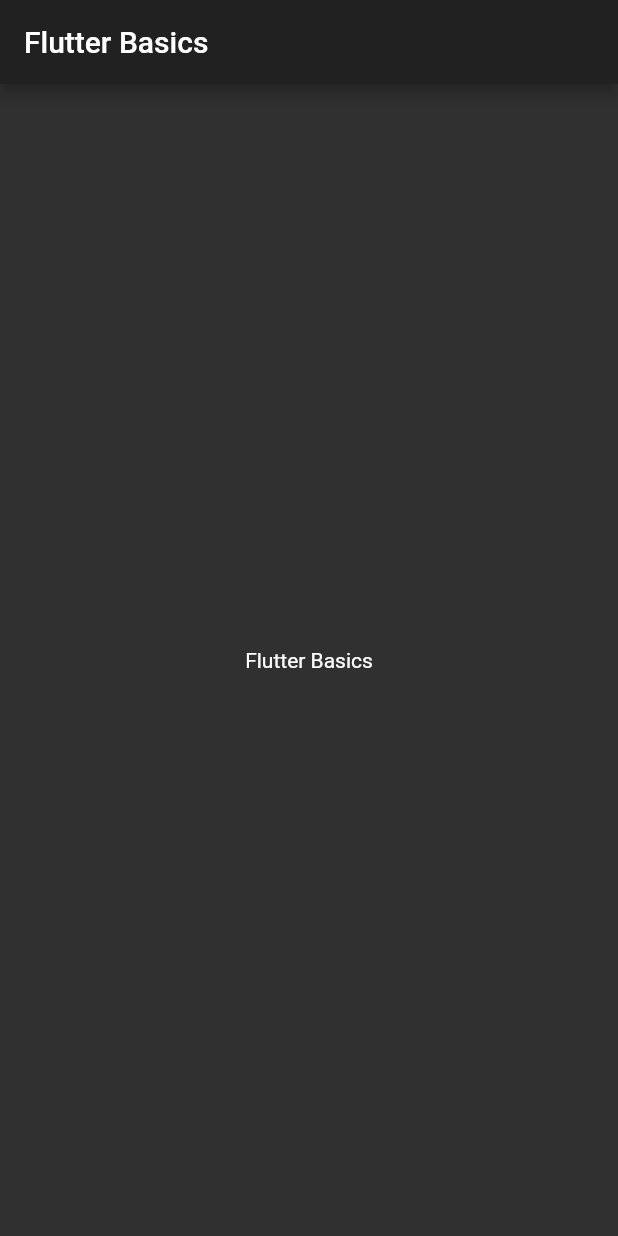
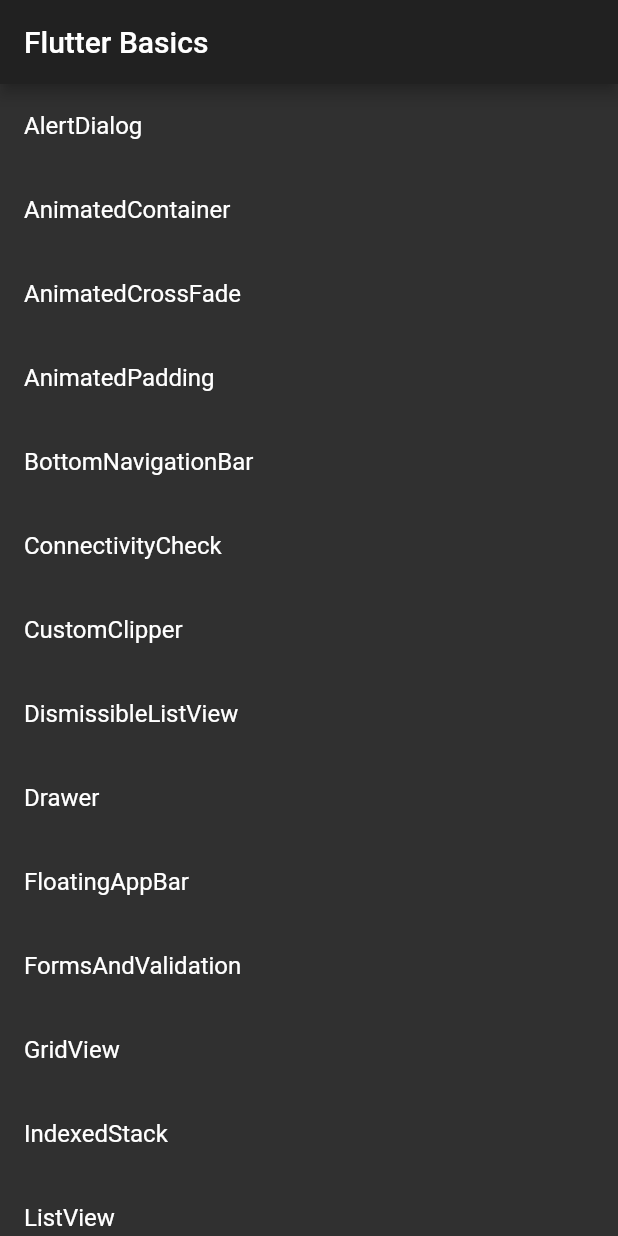
Before and after one commit to ufrshubham/Flutter-Basics, a Flutter app: the screen it shows after launch, on a phone screen of 412 x 824 dp. Run offline on Flutter 3.47's test engine with Material 2 defaults, Android fonts, the phone set to English and light mode, and no system bars; our stand-ins replace cloud_firestore, connectivity_plus, shared_preferences, shimmer, smooth_star_rating; missing offline and left inert: cloud_firestore_web, connectivity_plus_web, firebase_core_web, multi_value_listenable_builder, shared_preferences_web; accounts and stored records are empty.

Commit message:
Basic runnable proto

```diff
--- /dev/null
+++ b/lib/demo_selector.dart
@@ -0,0 +1,139 @@
+import 'package:flutter/material.dart';
+import 'package:flutter_basics/demos/alert_dialog/alert_dialog_demo.dart';
+import 'package:flutter_basics/demos/animated_container/animated_container_demo.dart';
+import 'package:flutter_basics/demos/animated_cross_fade/animated_cross_fade_demo.dart';
+import 'package:flutter_basics/demos/animated_padding/animated_padding_demo.dart';
+import 'package:flutter_basics/demos/bottom_navigation_bar/bottom_navigation_bar_demo.dart';
+import 'package:flutter_basics/demos/connectivity_check/connectivity_check_demo.dart';
+import 'package:flutter_basics/demos/custom_clipper/custom_clipper_demo.dart';
+import 'package:flutter_basics/demos/dismissible_with_list_view/dismissible_with_list_view.dart';
+import 'package:flutter_basics/demos/drawer/drawer_demo.dart';
+import 'package:flutter_basics/demos/floating_app_bar/floating_app_bar_demo.dart';
+
+import 'demos/forms_and_validation/main.dart';
+import 'demos/grid_view/grid_view_demo.dart';
+import 'demos/indexed_stack/indexed_stack_demo.dart';
+import 'demos/list_view/list_view_demo.dart';
+import 'demos/list_wheel_scroll_view/list_wheel_scroll_view_demo.dart';
+import 'demos/multi_value_listenable_builder/multi_value_listenable_builder_demo.dart';
+import 'demos/notification_listener/notification_listener_demo.dart';
+import 'demos/page_view/lib/page_view_demo.dart';
+import 'demos/radio/radio_demo.dart';
+import 'demos/refresh_indicator/refresh_indicator_demo.dart';
+import 'demos/search_delegate/search_delegate_demo.dart';
+import 'demos/shared_preference/shared_preferences_demo.dart';
+import 'demos/shimmer/shimmer_demo.dart';
+import 'demos/slider/slider_demo.dart';
+import 'demos/smooth_star_rating/smooth_star_rating_demo.dart';
+import 'demos/snackbar/snackbar_demo.dart';
+import 'demos/splash_screen/splash_screen_demo.dart';
+import 'demos/stream_builder_cloud_firestore/stream_builder_cloud_firestore_demo.dart';
+import 'demos/tab_bar/tab_bar_demo.dart';
+import 'demos/typing_text_animation/typing_text_animation_demo.dart';
+import 'demos/value_listenable_builder/value_listenable_builder_demo.dart';
+
+class DemoSelectionPage extends StatefulWidget {
+  DemoSelectionPage({Key? key, required this.title}) : super(key: key);
+
+  final String title;
+
+  @override
+  _DemoSelectionPageState createState() => _DemoSelectionPageState();
+}
+
+class _DemoSelectionPageState extends State<DemoSelectionPage> {
+  static final _demoBuilderMap = {
+    Demos.AlertDialog: () => AlertDialogDemo(),
+    Demos.AnimatedContainer: () => AnimatedContainerDemo(),
+    Demos.AnimatedCrossFade: () => AnimatedCrossFadeDemo(),
+    Demos.AnimatedPadding: () => AnimatedPaddingDemo(),
+    Demos.BottomNavigationBar: () => BottomNavigationBarDemo(),
+    Demos.ConnectivityCheck: () => ConnectivityCheckDemo(),
+    Demos.CustomClipper: () => CustomClipperDemo(),
+    Demos.DismissibleListView: () => DismissibleListViewDemo(),
+    Demos.Drawer: () => DrawerDemo(),
+    Demos.FloatingAppBar: () => FloatingAppBarDemo(),
+    Demos.FormsAndValidation: () => FormsAndValidationDemo(),
+    Demos.GridView: () => GridViewDemo(),
+    Demos.IndexedStack: () => IndexedStackDemo(),
+    Demos.ListView: () => ListViewDemo(),
+    Demos.ListWheelScrollView: () => ListWheelScrollViewDemo(),
+    Demos.MultiValueListenableBuilder: () => MultiValueListenableBuilderDemo(),
+    Demos.NotificationListener: () => NotificationListenerDemo(),
+    Demos.PageView: () => PageViewDemo(),
+    Demos.Radio: () => RadioDemo(),
+    Demos.RefreshIndicator: () => RefreshIndicatorDemo(),
+    Demos.SearchDelegate: () => SearchDelegateDemo(),
+    Demos.SharedPreference: () => SharedPreferenceDemo(),
+    Demos.Shimmer: () => ShimmerDemo(),
+    Demos.Slider: () => SliderDemo(),
+    Demos.SmoothStarRating: () => SmoothStarRatingDemo(),
+    Demos.SnackBar: () => SnackBarDemo(),
+    Demos.SplashScreen: () => SplashScreenDemo(),
+    Demos.StreamBuilderCloudFirestore: () => StreamBuilderCloudFirestoreDemo(),
+    Demos.TabBar: () => TabBarDemo(),
+    Demos.TypingTextAnimation: () => TypingTextAnimationDemo(),
+    Demos.ValueListenableBuilder: () => ValueListenableBuilderDemo(),
+  };
+
+  @override
+  Widget build(BuildContext context) {
+    return Scaffold(
+      appBar: AppBar(
+        title: Text(widget.title),
+      ),
+      body: ListView.builder(
+        itemCount: Demos.values.length,
+        itemBuilder: (context, index) {
+          return ListTile(
+            title: Text(
+              '${Demos.values.elementAt(index).toString().split('.')[1]}',
+            ),
+            onTap: () {
+              Navigator.of(context).push(
+                MaterialPageRoute(
+                  builder: (context) =>
+                      _demoBuilderMap[Demos.values.elementAt(index)]!.call(),
+                ),
+              );
+            },
+          );
+        },
+      ),
+    );
+  }
+}
+
+enum Demos {
+  AlertDialog,
+  AnimatedContainer,
+  AnimatedCrossFade,
+  AnimatedPadding,
+  BottomNavigationBar,
+  ConnectivityCheck,
+  CustomClipper,
+  DismissibleListView,
+  Drawer,
+  FloatingAppBar,
+  FormsAndValidation,
+  GridView,
+  IndexedStack,
+  ListView,
+  ListWheelScrollView,
+  MultiValueListenableBuilder,
+  NotificationListener,
+  PageView,
+  Radio,
+  RefreshIndicator,
+  SearchDelegate,
+  SharedPreference,
+  Shimmer,
+  Slider,
+  SmoothStarRating,
+  SnackBar,
+  SplashScreen,
+  StreamBuilderCloudFirestore,
+  TabBar,
+  TypingTextAnimation,
+  ValueListenableBuilder,
+}
--- a/lib/demos/list_wheel_scroll_view/list_wheel_scroll_view_demo.dart
+++ b/lib/demos/list_wheel_scroll_view/list_wheel_scroll_view_demo.dart
@@ -1,6 +1,6 @@
 import 'package:flutter/material.dart';
 
-class MyHomePage extends StatelessWidget {
+class ListWheelScrollViewDemo extends StatelessWidget {
   final String title = 'List Wheel Scroll';
 
   @override
--- a/lib/demos/shared_preference/shared_preferences_demo.dart
+++ b/lib/demos/shared_preference/shared_preferences_demo.dart
@@ -1,14 +1,14 @@
 import 'package:flutter/material.dart';
 import 'package:shared_preferences/shared_preferences.dart';
 
-class SharedPreferencesDemo extends StatefulWidget {
+class SharedPreferenceDemo extends StatefulWidget {
   final String title = 'Shared Preferences';
 
   @override
-  _SharedPreferencesDemoState createState() => _SharedPreferencesDemoState();
+  _SharedPreferenceDemoState createState() => _SharedPreferenceDemoState();
 }
 
-class _SharedPreferencesDemoState extends State<SharedPreferencesDemo> {
+class _SharedPreferenceDemoState extends State<SharedPreferenceDemo> {
   final counts = List<int>.filled(2, 0);
   SharedPreferences? pref;
 
--- a/lib/demos/smooth_star_rating/smooth_star_rating_demo.dart
+++ b/lib/demos/smooth_star_rating/smooth_star_rating_demo.dart
@@ -1,7 +1,7 @@
 import 'package:flutter/material.dart';
 import 'package:smooth_star_rating/smooth_star_rating.dart';
 
-class MyHomePage extends StatelessWidget {
+class SmoothStarRatingDemo extends StatelessWidget {
   final String title = 'Smooth Star Rating';
 
   static const List<double> initialRating = [2, 3, 5, 4.5, 2.5];
--- a/lib/demos/splash_screen/splash_screen_demo.dart
+++ b/lib/demos/splash_screen/splash_screen_demo.dart
@@ -1,7 +1,7 @@
 import 'package:flutter/material.dart';
 
-class SplashDemo extends StatelessWidget {
-  const SplashDemo({Key? key}) : super(key: key);
+class SplashScreenDemo extends StatelessWidget {
+  const SplashScreenDemo({Key? key}) : super(key: key);
 
   @override
   Widget build(BuildContext context) {
--- a/lib/generated_plugin_registrant.dart
+++ b/lib/generated_plugin_registrant.dart
@@ -2,6 +2,7 @@
 // Generated file. Do not edit.
 //
 
+// ignore_for_file: directives_ordering
 // ignore_for_file: lines_longer_than_80_chars
 
 import 'package:cloud_firestore_web/cloud_firestore_web.dart';
--- a/lib/main.dart
+++ b/lib/main.dart
@@ -1,9 +1,11 @@
 import 'package:flutter/material.dart';
 import 'package:flutter/services.dart';
 
+import 'demo_selector.dart';
+
 void main() {
   WidgetsFlutterBinding.ensureInitialized();
-  SystemChrome.setEnabledSystemUIOverlays([]);
+  SystemChrome.setEnabledSystemUIMode(SystemUiMode.immersive);
   runApp(FlutterBasics());
 }
 
@@ -21,28 +23,3 @@
     );
   }
 }
-
-class DemoSelectionPage extends StatefulWidget {
-  DemoSelectionPage({Key? key, required this.title}) : super(key: key);
-
-  final String title;
-
-  @override
-  _DemoSelectionPageState createState() => _DemoSelectionPageState();
-}
-
-class _DemoSelectionPageState extends State<DemoSelectionPage> {
-  @override
-  Widget build(BuildContext context) {
-    return Scaffold(
-      appBar: AppBar(
-        title: Text(widget.title),
-      ),
-      body: Center(
-        child: Text(
-          'Flutter Basics',
-        ),
-      ),
-    );
-  }
-}
```
Also changed, not shown: pubspec.lock, 5 other files.
